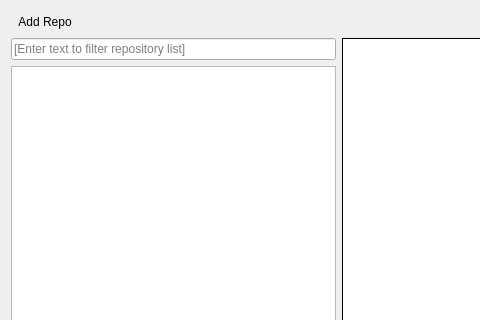
Before: the Qt Designer form python/plugins/geogit/ui/reposelector.ui in mweisman/QGIS, drawn with Qt 5; both pictures show x 0 to 480 and y 0 to 320 of the 677 by 526 pixel window.
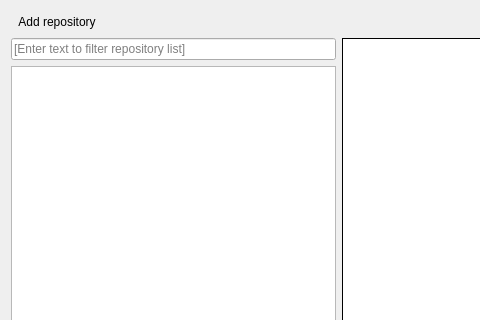
After: the same form once the commit is applied. Icons and pictures are not drawn.

Patch:
```diff
--- a/python/plugins/geogit/ui/reposelector.ui
+++ b/python/plugins/geogit/ui/reposelector.ui
@@ -19,7 +19,7 @@
      <item>
       <widget class="QToolButton" name="addButton">
        <property name="text">
-        <string>Add Repo</string>
+        <string>Add repository</string>
        </property>
        <property name="icon">
         <iconset resource="resources/geogitclient_resources.qrc">
```
